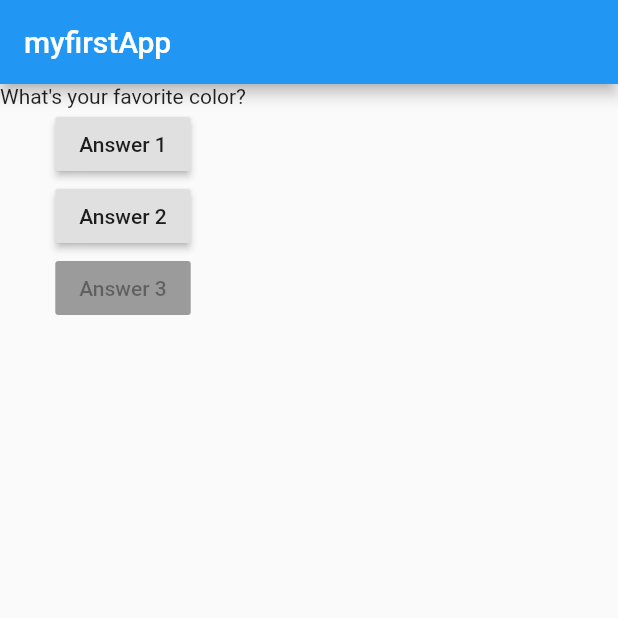
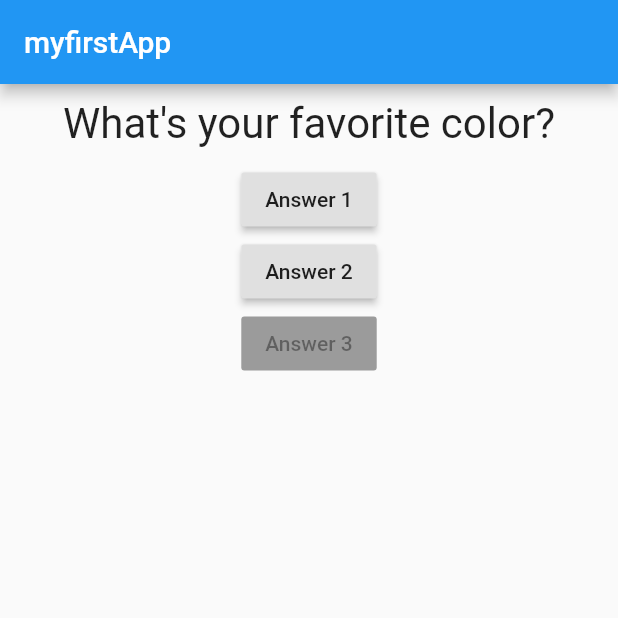
Before and after one commit to ibush100/PersonalityApp, a Flutter app: the screen it shows after launch, on a phone screen of 412 x 824 dp, the top half of it. Run offline on Flutter 3.47's test engine with Material 2 defaults, Android fonts, the phone set to English and light mode, and no system bars.

Commit message:
adding another class and style

```diff
--- a/lib/main.dart
+++ b/lib/main.dart
@@ -1,4 +1,6 @@
 import 'package:flutter/material.dart';
+
+import './question.dart';
 
 void main () => runApp(MyApp());
 
@@ -8,12 +10,12 @@ class MyApp extends  StatefulWidget{
     @override
   State<StatefulWidget> createState() {
     // TODO: implement createState
-    return MyAppState();
+    return _MyAppState();
   }
   }
 
 
-  class MyAppState extends State <MyApp>{
+  class _MyAppState extends State <MyApp>{
 var questionIndex = 0;
 void answerQuestion() {
   setState(() {
@@ -34,7 +36,7 @@ void answerQuestion() {
       appBar: AppBar(title: Text('myfirstApp'),),
       body: Column(
         children:[
-          Text(questions[questionIndex]),
+          Question(questions[questionIndex]),
           RaisedButton (child: Text('Answer 1'), onPressed: answerQuestion,),
          RaisedButton (child: Text('Answer 2'), onPressed: () => print('answer 2')),
          RaisedButton (child: Text('Answer 3'),onPressed: null)
--- /dev/null
+++ b/lib/question.dart
@@ -0,0 +1,19 @@
+import 'package:flutter/material.dart';
+
+class Question extends StatelessWidget {
+  final String questionText;
+
+  Question(this.questionText);
+
+  @override
+  Widget build(BuildContext context) {
+    return Container(
+      width: double.infinity,
+        margin: EdgeInsets.all(10),
+        child: Text(questionText, style: TextStyle(fontSize: 28),
+    textAlign: TextAlign.center,
+        )
+    );
+
+  }
+}
```
